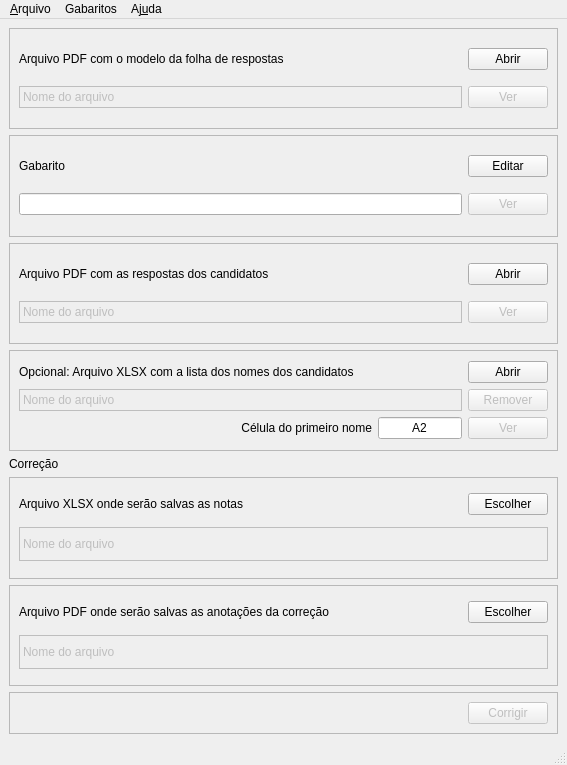
This is corretor/ui/form_main_window.ui in luis-dafonseca/CorretorENA as Qt 5 draws it before an edit. The edited form follows.
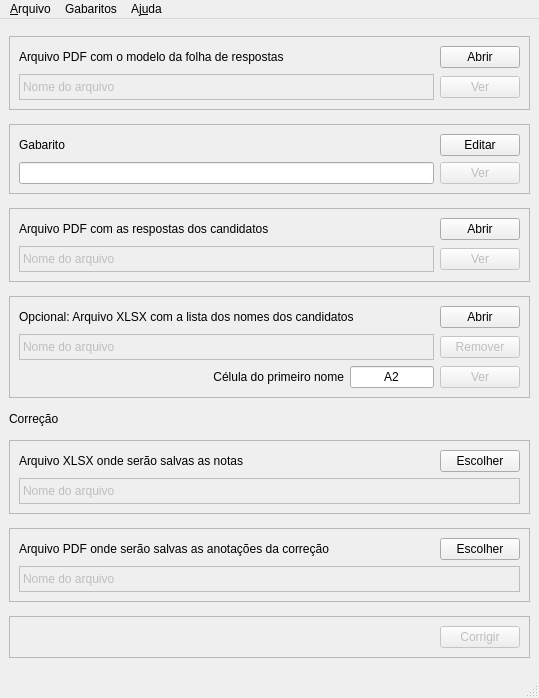
This is the edited form.

Commit message: Fixando a altura da janela e ajustando a altura das widgets

What changed in the file:
```diff
--- a/corretor/ui/form_main_window.ui
+++ b/corretor/ui/form_main_window.ui
@@ -6,8 +6,8 @@
    <rect>
     <x>0</x>
     <y>0</y>
-    <width>567</width>
-    <height>765</height>
+    <width>539</width>
+    <height>698</height>
    </rect>
   </property>
   <property name="sizePolicy">
@@ -16,6 +16,12 @@
     <verstretch>0</verstretch>
    </sizepolicy>
   </property>
+  <property name="minimumSize">
+   <size>
+    <width>0</width>
+    <height>0</height>
+   </size>
+  </property>
   <property name="windowTitle">
    <string>Corretor ENA</string>
   </property>
@@ -23,11 +29,17 @@
    <locale language="Portuguese" country="Brazil"/>
   </property>
   <widget class="QWidget" name="centralwidget">
+   <property name="sizePolicy">
+    <sizepolicy hsizetype="Preferred" vsizetype="Fixed">
+     <horstretch>0</horstretch>
+     <verstretch>0</verstretch>
+    </sizepolicy>
+   </property>
    <layout class="QGridLayout" name="gridLayout_3">
     <item row="0" column="0">
      <widget class="QFrame" name="frameModel">
       <property name="sizePolicy">
-       <sizepolicy hsizetype="Preferred" vsizetype="Minimum">
+       <sizepolicy hsizetype="Preferred" vsizetype="Fixed">
         <horstretch>0</horstretch>
         <verstretch>0</verstretch>
        </sizepolicy>
@@ -74,11 +86,17 @@
           <bool>false</bool>
          </property>
          <property name="sizePolicy">
-          <sizepolicy hsizetype="Preferred" vsizetype="Preferred">
+          <sizepolicy hsizetype="Preferred" vsizetype="Fixed">
            <horstretch>0</horstretch>
            <verstretch>0</verstretch>
           </sizepolicy>
          </property>
+         <property name="minimumSize">
+          <size>
+           <width>0</width>
+           <height>26</height>
+          </size>
+         </property>
          <property name="frameShape">
           <enum>QFrame::Panel</enum>
          </property>
@@ -96,7 +114,7 @@
        <item row="0" column="0">
         <widget class="QLabel" name="labelModel">
          <property name="sizePolicy">
-          <sizepolicy hsizetype="Preferred" vsizetype="Preferred">
+          <sizepolicy hsizetype="Preferred" vsizetype="Fixed">
            <horstretch>4</horstretch>
            <verstretch>0</verstretch>
           </sizepolicy>
@@ -112,7 +130,7 @@
     <item row="1" column="0">
      <widget class="QFrame" name="frameKeys">
       <property name="sizePolicy">
-       <sizepolicy hsizetype="Preferred" vsizetype="Minimum">
+       <sizepolicy hsizetype="Preferred" vsizetype="Fixed">
         <horstretch>0</horstretch>
         <verstretch>0</verstretch>
        </sizepolicy>
@@ -143,7 +161,7 @@
        <item row="0" column="0">
         <widget class="QLabel" name="labelKeys">
          <property name="sizePolicy">
-          <sizepolicy hsizetype="Preferred" vsizetype="Preferred">
+          <sizepolicy hsizetype="Preferred" vsizetype="Fixed">
            <horstretch>4</horstretch>
            <verstretch>0</verstretch>
           </sizepolicy>
@@ -185,7 +203,7 @@
     <item row="2" column="0">
      <widget class="QFrame" name="frameAnswers">
       <property name="sizePolicy">
-       <sizepolicy hsizetype="Preferred" vsizetype="Minimum">
+       <sizepolicy hsizetype="Preferred" vsizetype="Fixed">
         <horstretch>0</horstretch>
         <verstretch>0</verstretch>
        </sizepolicy>
@@ -200,7 +218,7 @@
        <item row="0" column="0">
         <widget class="QLabel" name="labelAnswers">
          <property name="sizePolicy">
-          <sizepolicy hsizetype="Preferred" vsizetype="Preferred">
+          <sizepolicy hsizetype="Preferred" vsizetype="Fixed">
            <horstretch>4</horstretch>
            <verstretch>0</verstretch>
           </sizepolicy>
@@ -216,11 +234,17 @@
           <bool>false</bool>
          </property>
          <property name="sizePolicy">
-          <sizepolicy hsizetype="Preferred" vsizetype="Preferred">
+          <sizepolicy hsizetype="Preferred" vsizetype="Fixed">
            <horstretch>0</horstretch>
            <verstretch>0</verstretch>
           </sizepolicy>
          </property>
+         <property name="minimumSize">
+          <size>
+           <width>0</width>
+           <height>26</height>
+          </size>
+         </property>
          <property name="frameShape">
           <enum>QFrame::Box</enum>
          </property>
@@ -264,7 +288,7 @@
     <item row="9" column="0">
      <widget class="QFrame" name="frameGrades">
       <property name="sizePolicy">
-       <sizepolicy hsizetype="Preferred" vsizetype="Minimum">
+       <sizepolicy hsizetype="Preferred" vsizetype="Fixed">
         <horstretch>0</horstretch>
         <verstretch>0</verstretch>
        </sizepolicy>
@@ -290,7 +314,7 @@
          <property name="minimumSize">
           <size>
            <width>0</width>
-           <height>34</height>
+           <height>26</height>
           </size>
          </property>
          <property name="frameShape">
@@ -306,7 +330,7 @@
          <item>
           <widget class="QLabel" name="labelOutputGrades">
            <property name="sizePolicy">
-            <sizepolicy hsizetype="Preferred" vsizetype="Preferred">
+            <sizepolicy hsizetype="Preferred" vsizetype="Fixed">
              <horstretch>4</horstretch>
              <verstretch>0</verstretch>
             </sizepolicy>
@@ -337,7 +361,7 @@
     <item row="3" column="0">
      <widget class="QFrame" name="frameNames">
       <property name="sizePolicy">
-       <sizepolicy hsizetype="Preferred" vsizetype="Minimum">
+       <sizepolicy hsizetype="Preferred" vsizetype="Fixed">
         <horstretch>0</horstretch>
         <verstretch>0</verstretch>
        </sizepolicy>
@@ -357,11 +381,17 @@
             <bool>false</bool>
            </property>
            <property name="sizePolicy">
-            <sizepolicy hsizetype="Preferred" vsizetype="Preferred">
+            <sizepolicy hsizetype="Preferred" vsizetype="Fixed">
              <horstretch>5</horstretch>
              <verstretch>0</verstretch>
             </sizepolicy>
            </property>
+           <property name="minimumSize">
+            <size>
+             <width>0</width>
+             <height>26</height>
+            </size>
+           </property>
            <property name="frameShape">
             <enum>QFrame::Box</enum>
            </property>
@@ -402,7 +432,7 @@
          <item row="0" column="0">
           <widget class="QLabel" name="labelNames">
            <property name="sizePolicy">
-            <sizepolicy hsizetype="Preferred" vsizetype="Preferred">
+            <sizepolicy hsizetype="Preferred" vsizetype="Fixed">
              <horstretch>4</horstretch>
              <verstretch>0</verstretch>
             </sizepolicy>
@@ -419,7 +449,7 @@
              <item>
               <widget class="QLabel" name="labelNomeCell">
                <property name="sizePolicy">
-                <sizepolicy hsizetype="Expanding" vsizetype="Preferred">
+                <sizepolicy hsizetype="Expanding" vsizetype="Fixed">
                  <horstretch>2</horstretch>
                  <verstretch>0</verstretch>
                 </sizepolicy>
@@ -435,7 +465,7 @@
              <item>
               <widget class="QLineEdit" name="lineEditNameFistName">
                <property name="sizePolicy">
-                <sizepolicy hsizetype="Preferred" vsizetype="Preferred">
+                <sizepolicy hsizetype="Preferred" vsizetype="Fixed">
                  <horstretch>0</horstretch>
                  <verstretch>0</verstretch>
                 </sizepolicy>
@@ -566,7 +596,7 @@
     <item row="10" column="0">
      <widget class="QFrame" name="frameAnnotations">
       <property name="sizePolicy">
-       <sizepolicy hsizetype="Preferred" vsizetype="Minimum">
+       <sizepolicy hsizetype="Preferred" vsizetype="Fixed">
         <horstretch>0</horstretch>
         <verstretch>0</verstretch>
        </sizepolicy>
@@ -583,7 +613,7 @@
          <item>
           <widget class="QLabel" name="labelOutputAnnotations">
            <property name="sizePolicy">
-            <sizepolicy hsizetype="Preferred" vsizetype="Preferred">
+            <sizepolicy hsizetype="Preferred" vsizetype="Fixed">
              <horstretch>4</horstretch>
              <verstretch>0</verstretch>
             </sizepolicy>
@@ -622,7 +652,7 @@
          <property name="minimumSize">
           <size>
            <width>0</width>
-           <height>34</height>
+           <height>26</height>
           </size>
          </property>
          <property name="frameShape">
@@ -659,7 +689,7 @@
     <rect>
      <x>0</x>
      <y>0</y>
-     <width>567</width>
+     <width>539</width>
      <height>23</height>
     </rect>
    </property>
@@ -691,7 +721,14 @@
    <addaction name="menuKeys"/>
    <addaction name="menuAjuda"/>
   </widget>
-  <widget class="QStatusBar" name="statusbar"/>
+  <widget class="QStatusBar" name="statusbar">
+   <property name="sizePolicy">
+    <sizepolicy hsizetype="Preferred" vsizetype="Fixed">
+     <horstretch>0</horstretch>
+     <verstretch>0</verstretch>
+    </sizepolicy>
+   </property>
+  </widget>
   <action name="action_Exit">
    <property name="text">
     <string>&amp;Sair</string>
```
Left out of the diff: 2 changed lines with no effect on the pictures. The commit also changes 2 other files.
